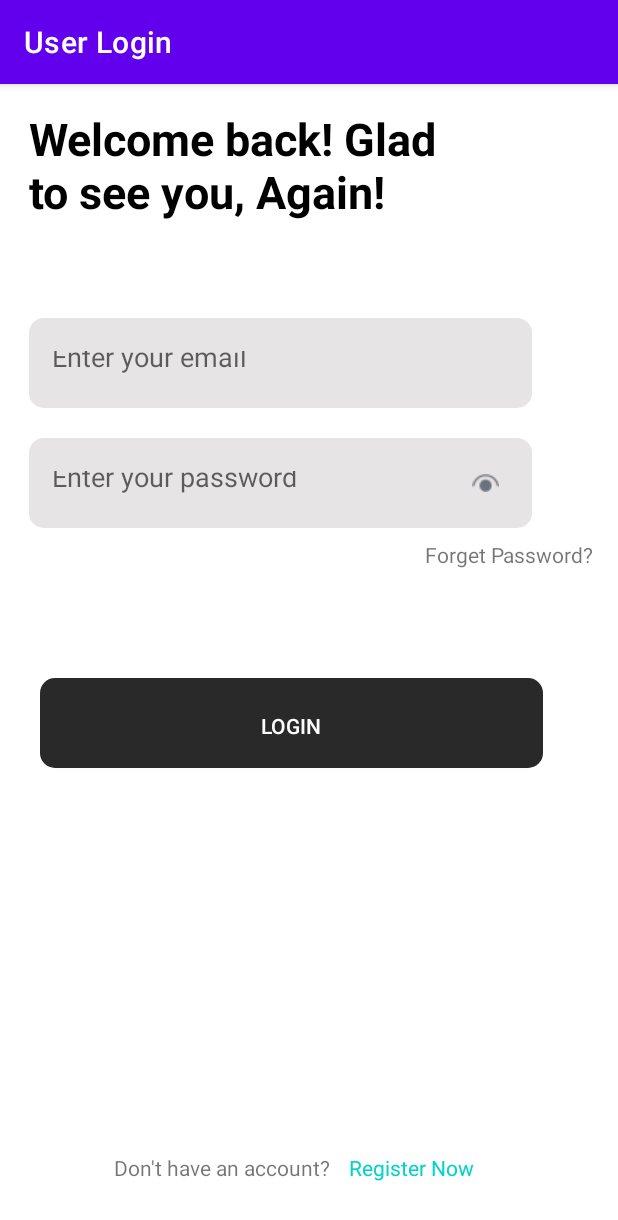
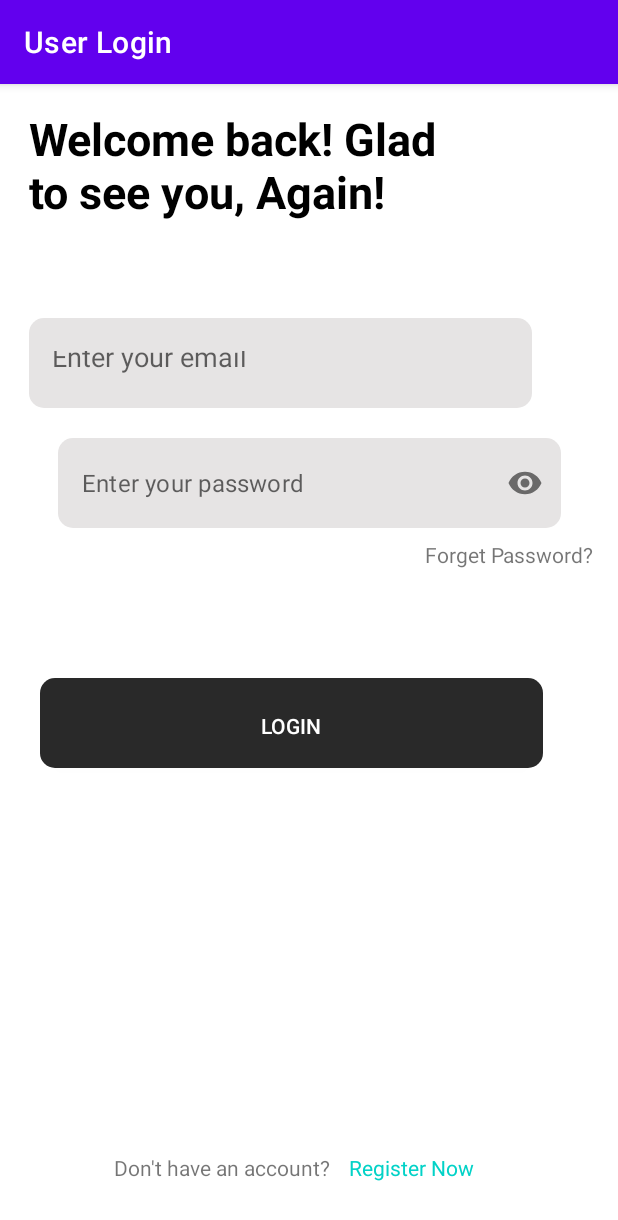
Before and after one commit to karazoun/UserLogin, an Android app: the Login screen opened directly, with no data from a screen before it, on a phone screen of 412 x 824 dp. Shown: the top 1220 px of the screen. Run offline under Robolectric (Android 15) with nearby library versions, the phone set to English and light mode, and no system bars.

Commit message:
show password / scroll text

```diff
--- a/app/src/main/java/com/example/userlogin/Login.java
+++ b/app/src/main/java/com/example/userlogin/Login.java
@@ -22,7 +22,7 @@ public class Login extends AppCompatActivity {
         setContentView(R.layout.activity_login);
 
         etEmail = findViewById(R.id.et_email);
-        etPassword = findViewById(R.id.et_password);
+        etPassword = findViewById(R.id.et_Password);
         btnRealLogin = findViewById(R.id.btn_real_login);
         register = findViewById(R.id.reg);
         forget = findViewById(R.id.txt_forget);
--- a/app/src/main/res/layout/activity_login.xml
+++ b/app/src/main/res/layout/activity_login.xml
@@ -39,23 +39,29 @@
         app:layout_constraintTop_toBottomOf="@+id/textView" />
 
 
-    <EditText
-        android:id="@+id/et_password"
+    <com.google.android.material.textfield.TextInputLayout
+        android:id="@+id/etPasswordLayout"
         android:layout_width="335dp"
         android:layout_height="60dp"
         android:layout_marginTop="20dp"
-        android:layout_marginLeft="10dp"
-        android:background="@drawable/edittext_style"
-        android:ems="10"
-        android:hint="Enter your password"
-        android:inputType="textPassword"
-        android:paddingLeft="15dp"
-        android:drawableEnd="@drawable/eye"
+        app:passwordToggleEnabled="true"
+        app:hintEnabled="false"
+        app:boxStrokeWidth="0dp"
+        app:boxStrokeWidthFocused="0dp"
         app:layout_constraintEnd_toEndOf="parent"
-        app:layout_constraintHorizontal_bias="0.144"
         app:layout_constraintStart_toStartOf="parent"
-        app:layout_constraintTop_toBottomOf="@+id/et_email"
-        app:passwordToggleEnabled="true" />
+        app:layout_constraintTop_toBottomOf="@+id/et_email">
+
+        <com.google.android.material.textfield.TextInputEditText
+            android:id="@+id/et_Password"
+            android:layout_width="match_parent"
+            android:layout_height="match_parent"
+            android:padding="10dp"
+            android:ems="10"
+            android:inputType="textPassword"
+            android:hint="Enter your password"
+            android:background="@drawable/edittext_style"/>
+    </com.google.android.material.textfield.TextInputLayout>
 
     <androidx.appcompat.widget.AppCompatButton
         android:id="@+id/btn_real_login"
@@ -69,7 +75,7 @@
         app:layout_constraintEnd_toEndOf="parent"
         app:layout_constraintHorizontal_bias="0.25"
         app:layout_constraintStart_toStartOf="parent"
-        app:layout_constraintTop_toBottomOf="@+id/et_password" />
+        app:layout_constraintTop_toBottomOf="@+id/etPasswordLayout" />
 
     <TextView
         android:id="@+id/txt_forget"
@@ -80,7 +86,7 @@
         android:text="Forget Password?"
         android:clickable="true"
         app:layout_constraintEnd_toEndOf="parent"
-        app:layout_constraintTop_toBottomOf="@+id/et_password" />
+        app:layout_constraintTop_toBottomOf="@+id/etPasswordLayout" />
 
     <TextView
         android:id="@+id/textView3"
--- a/app/src/main/res/values/strings.xml
+++ b/app/src/main/res/values/strings.xml
@@ -1,3 +1,5 @@
 <resources>
     <string name="app_name">User Login</string>
+    <string name="movie_desc">"Marvel's The Avengers (classified under the name Marvel Avengers Assemble in the United Kingdom and Ireland), or simply The Avengers, is a 2012 American superhero film based on the Marvel Comics superhero team of the same name. Produced by Marvel Studios and distributed by Walt Disney Studios Motion Pictures, it is the sixth film in the Marvel Cinematic Universe. Written and directed by Joss Whedon, the film features an ensemble cast including Robert Downey Jr., Chris Evans, Mark Ruffalo, Chris Hemsworth, Scarlett Johansson, and Jeremy Renner as the Avengers, alongside Tom Hiddleston, Clark Gregg, Stellan Skarsgård, and Samuel L. Jackson. In the film, Nick Fury and the spy agency S.H.I.E.L.D. recruit Tony Stark, Steve Rogers, Bruce Banner, Thor, Natasha Romanoff, and Clint Barton to form a team capable of stopping Thor's brother Loki from subjugating Earth."
+</string>
 </resources>
```
Also changed, not shown: app/src/main/java/com/example/userlogin/MovieDetails.java (+2 -12 lines), app/src/main/res/layout/activity_movie_details.xml (+9 -15 lines).
